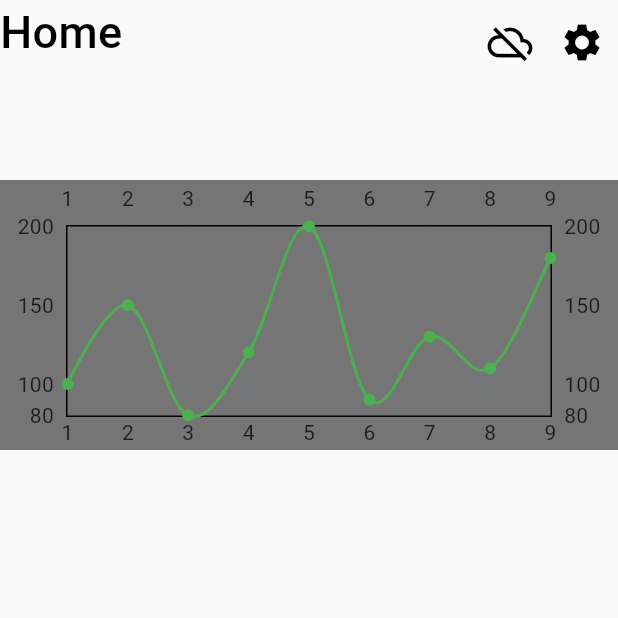
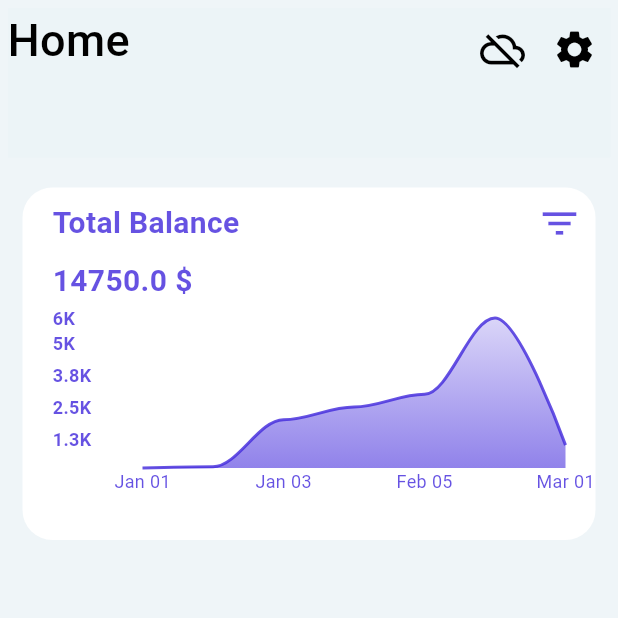
Before and after one commit to Khaled280-313/cash_flow, a Flutter app: the Home screen opened directly, on a phone screen of 412 x 824 dp, the top half of it. Run offline on Flutter 3.47's test engine with Material 3 defaults, Android fonts, the phone set to English and light mode, and no system bars; drawn by our look-alikes of fl_chart; our stand-ins replace dio, flutter_bloc, get_it, go_router, persistent_bottom_nav_bar, shared_preferences and 1 more; missing offline and left inert: data_connection_checker_tv; accounts and stored records are empty; Roboto replaces fonts that are missing (Montserrat).

Commit message:
Enhance UI and functionality: update color palette, add new strings, implement custom charts, and refactor components for better structure and readability.

```diff
--- /dev/null
+++ b/lib/core/function/format_amount.dart
@@ -0,0 +1,11 @@
+String formatAmount(double amount) {
+  if (amount >= 1000000) {
+    double result = amount / 1000000;
+    return '${result.toStringAsFixed(result.truncateToDouble() == result ? 0 : 1)}M';
+  } else if (amount >= 1000) {
+    double result = amount / 1000;
+    return '${result.toStringAsFixed(result.truncateToDouble() == result ? 0 : 1)}K';
+  } else {
+    return "${amount.toStringAsFixed(0)}\$";
+  }
+}
--- /dev/null
+++ b/lib/core/function/get_date_title.dart
@@ -0,0 +1,20 @@
+import 'package:flutter/material.dart';
+import 'package:intl/intl.dart';
+
+import '../../features/home/data/repositories/data.dart';
+import '../utils/app_color.dart';
+
+Widget getDateTitle(int index) {
+  if (index >= dailyExpenses.length) return Text('');
+  final date = dailyExpenses[index].date;
+
+  // استخدم DateFormat من حزمة intl
+  final formattedDate = DateFormat('MMM dd').format(date); // 17 Mar
+  // أو:
+  // final formattedDate = DateFormat('MMM dd').format(date); // Mar 17
+
+  return Text(
+    formattedDate,
+    style: TextStyle(fontSize: 12, color: AppColor.primary),
+  );
+}
--- a/lib/core/utils/app_color.dart
+++ b/lib/core/utils/app_color.dart
@@ -3,7 +3,7 @@ import 'package:flutter/material.dart';
 abstract class AppColor {
   // Define your color palette here
   static const Color primary = Color(0xD0432BDC);
-  static const Color background = Color(0xE8FAFAFA);
+  static const Color background = Color.fromARGB(203, 235, 243, 246);
   static const Color textPrimary = Color(0xFF000000);
   static const Color textSecondary = Color(0xFF757575);
   static const Color error = Color(0xFFB00020);
--- a/lib/core/utils/app_strings.dart
+++ b/lib/core/utils/app_strings.dart
@@ -39,5 +39,11 @@ abstract class AppStrings {
       home = "Home",
       analytics = "Analytics",
       budgets = "Budgets",
-      transactions = "Transactions";
+      transactions = "Transactions",
+      totalBalance = "Total Balance",
+      totalBalanceFilter = "Total Balance Filter",
+      cash = " Cash",
+      bankAccount = "Bank Account",
+      done = " Done",
+      allAccounts = "All Accounts";
 }
--- a/lib/core/utils/app_text_style.dart
+++ b/lib/core/utils/app_text_style.dart
@@ -26,4 +26,10 @@ abstract class AppTextStyle {
     color: AppColor.textPrimary,
     fontFamily: 'Montserrat',
   );
+  static final montserratBoldStyle20 = TextStyle(
+    fontSize: 20,
+    fontWeight: FontWeight.bold,
+    color: AppColor.primary,
+    fontFamily: 'Montserrat',
+  );
 }
--- a/lib/features/auth/presentation/widgets/custom_form_sign_up.dart
+++ b/lib/features/auth/presentation/widgets/custom_form_sign_up.dart
@@ -1,5 +1,4 @@
 import 'package:cash_flow/core/function/custom_navigat.dart';
-import 'package:cash_flow/core/function/on_boarding_visited.dart';
 import 'package:cash_flow/core/utils/app_strings.dart';
 import 'package:cash_flow/features/auth/presentation/cubit/auth_cubit.dart';
 import 'package:cash_flow/features/auth/presentation/cubit/auth_state.dart';
--- a/lib/features/auth/presentation/widgets/custom_row_text.dart
+++ b/lib/features/auth/presentation/widgets/custom_row_text.dart
@@ -1,4 +1,3 @@
-import 'package:cash_flow/core/function/custom_navigat.dart';
 import 'package:cash_flow/core/utils/app_text_style.dart';
 import 'package:flutter/material.dart';
 
--- a/lib/features/home/data/repositories/data.dart
+++ b/lib/features/home/data/repositories/data.dart
@@ -6,13 +6,11 @@ class DailyExpense {
 }
 
 List<DailyExpense> dailyExpenses = [
-  DailyExpense(DateTime(2023, 10, 1), 100),
-  DailyExpense(DateTime(2023, 10, 2), 150),
-  DailyExpense(DateTime(2023, 10, 3), 80),
-  DailyExpense(DateTime(2023, 10, 4), 120),
-  DailyExpense(DateTime(2023, 10, 5), 200),
-  DailyExpense(DateTime(2023, 10, 6), 90),
-  DailyExpense(DateTime(2023, 10, 7), 130),
-  DailyExpense(DateTime(2023, 10, 8), 110),
-  DailyExpense(DateTime(2023, 10, 9), 180),
+  DailyExpense(DateTime(2024, 1, 1), 100.0),
+  DailyExpense(DateTime(2024, 1, 2), 150.0),
+  DailyExpense(DateTime(2024, 1, 3), 2000.0),
+  DailyExpense(DateTime(2024, 1, 4), 2500.0),
+  DailyExpense(DateTime(2024, 2, 5), 3000.0),
+  DailyExpense(DateTime(2024, 2, 14), 6000.0),
+  DailyExpense(DateTime(2024, 2, 30), 1000.0),
 ];
--- a/lib/features/home/presentation/pages/home.dart
+++ b/lib/features/home/presentation/pages/home.dart
@@ -3,22 +3,25 @@ import 'package:cash_flow/features/home/data/repositories/data.dart';
 import 'package:fl_chart/fl_chart.dart';
 import 'package:flutter/material.dart';
 
+import '../widgets/custom_chart.dart';
 import '../widgets/sliver_app_bar_home.dart';
 
 class Home extends StatelessWidget {
-  const Home({super.key});
+  late GlobalKey<ScaffoldState> scaffoldKey;
+  Home({super.key});
 
   @override
   Widget build(BuildContext context) {
     return Scaffold(
-      backgroundColor: AppColor.background,
-      body: SafeArea(
+      backgroundColor: const Color.fromARGB(203, 235, 243, 246),
+      body: Padding(
+        padding: const EdgeInsets.only(top: 5, left: 5, right: 5),
         child: CustomScrollView(
           physics: BouncingScrollPhysics(),
           slivers: [
             SliverAppBarHome(),
             SliverToBoxAdapter(child: SizedBox(height: 20)),
-            CustomLineChart()
+            CustomChart()
           ],
         ),
       ),
--- /dev/null
+++ b/lib/features/home/presentation/widgets/custom_line_chart.dart
@@ -0,0 +1,165 @@
+import 'package:fl_chart/fl_chart.dart';
+import 'package:flutter/material.dart';
+import 'package:intl/intl.dart';
+import '../../../../core/function/format_amount.dart';
+import '../../../../core/function/get_date_title.dart';
+import '../../../../core/utils/app_color.dart';
+import '../../data/repositories/data.dart';
+
+class CustomLineChart extends StatefulWidget {
+  const CustomLineChart({
+    super.key,
+  });
+
+  @override
+  State<CustomLineChart> createState() => _CustomLineChartState();
+}
+
+class _CustomLineChartState extends State<CustomLineChart> {
+  late List<double> amounts;
+  late List<double> top5;
+  late double interval;
+  late double minValue;
+  late double maxValue;
+  void _initializeChartData() {
+// 1. استخراج القيم وحذف التكرارات
+    amounts = dailyExpenses.map((e) => e.amount).toList().toSet().toList();
+
+    // 2. ترتيب تنازلي واختيار أكبر 5 قيم
+    amounts.sort((a, b) => b.compareTo(a));
+    top5 = amounts.length >= 5 ? amounts.sublist(0, 5) : amounts;
+    top5.sort(); // ترتيب تصاعدي للعرض
+
+    // 3. حساب المدى الكلي للقيم المختارة
+    minValue = top5.isNotEmpty ? top5.first : 0;
+    maxValue = top5.isNotEmpty ? top5.last : 0;
+
+    // 4. حساب الفاصل الثابت بناءً على المدى الكلي
+    if (minValue == maxValue) maxValue += 100; // تجنب القسمة على صفر
+    interval = (maxValue - minValue) / 4;
+  }
+
+  bool _isValueInRange(double value, double epsilon) {
+    // 6. التحقق من وجود القيمة في المدى المطلوب
+    return value >= (minValue - epsilon) && value <= (maxValue + epsilon);
+  }
+
+  @override
+  void initState() {
+    super.initState();
+    _initializeChartData();
+  }
+
+  @override
+  Widget build(BuildContext context) {
+    return Container(
+      height: 120,
+      width: double.infinity,
+      color: AppColor.white,
+      margin: EdgeInsets.symmetric(horizontal: 20),
+      child: LineChart(
+        duration: Duration(milliseconds: 300),
+        curve: Curves.linear,
+        LineChartData(
+            titlesData: FlTitlesData(
+                topTitles: AxisTitles(),
+                rightTitles: AxisTitles(drawBelowEverything: false),
+                leftTitles: AxisTitles(
+                  sideTitles: SideTitles(
+                      showTitles: true,
+                      reservedSize: 60, // زيادة المساحة
+                      interval: interval,
+                      getTitlesWidget: (value, meta) {
+                        final epsilon = interval * 0.01;
+                        final exists = _isValueInRange(value, epsilon);
+                        return exists
+                            ? Padding(
+                                padding: const EdgeInsets.only(
+                                  right: 8.0,
+                                ),
+                                child: Text(
+                                  formatAmount(value),
+                                  style: TextStyle(
+                                    color: AppColor.primary,
+                                    fontSize: 12,
+                                    fontWeight: FontWeight.bold,
+                                  ),
+                                ))
+                            : SizedBox.shrink();
+                      }),
+                ),
+                bottomTitles: AxisTitles(
+                  sideTitles: SideTitles(
+                    showTitles: true,
+                    interval: 2,
+                    reservedSize: 20,
+                    getTitlesWidget: (value, _) => getDateTitle(value.toInt()),
+                  ),
+                )),
+            lineTouchData: LineTouchData(
+              enabled: true,
+              touchTooltipData: LineTouchTooltipData(
+                fitInsideHorizontally: true,
+                fitInsideVertically: true,
+                tooltipRoundedRadius: 10,
+                getTooltipItems: (List<LineBarSpot> touchedSpots) {
+                  return touchedSpots.map((spot) {
+                    return LineTooltipItem(
+                      "${spot.x.toInt()} : ${formatAmount(spot.y)}",
+                      TextStyle(
+                        color: AppColor.white,
+                        fontSize: 12,
+                        fontWeight: FontWeight.bold,
+                      ),
+                    );
+                  }).toList();
+                },
+              ),
+            ),
+            gridData: FlGridData(show: false),
+            borderData: FlBorderData(
+              show: true,
+              border: Border(),
+            ),
+            backgroundColor: AppColor.white,
+            lineBarsData: [
+              LineChartBarData(
+                isStrokeCapRound: false,
+                isStrokeJoinRound: false,
+                isStepLineChart: false,
+                preventCurveOverShooting: true,
+                belowBarData: BarAreaData(
+                  show: true,
+                  color: AppColor.primary.withAlpha(150),
+                  gradient: LinearGradient(
+                    colors: [
+                      AppColor.primary.withAlpha(150),
+                      AppColor.primary.withAlpha(50)
+                    ],
+                    begin: Alignment.bottomCenter,
+                    end: Alignment.topCenter,
+                  ),
+                ),
+
+                spots: _convertToSpots(),
+                isCurved: true,
+                color: AppColor.primary,
+                dotData: FlDotData(show: false),
+
+                // إظهار النقاط
+              )
+            ]),
+      ),
+    );
+  }
+}
+
+List<FlSpot> _convertToSpots() {
+  return dailyExpenses
+      .asMap()
+      .entries
+      .map(
+        (entry) => FlSpot(entry.key.toDouble(), entry.value.amount),
+      )
+      .toList();
+}
--- /dev/null
+++ b/lib/features/home/presentation/widgets/custom_title_chart.dart
@@ -0,0 +1,24 @@
+import 'package:flutter/material.dart';
+import '../../../../core/utils/app_strings.dart';
+import '../../../../core/utils/app_text_style.dart';
+import 'custom_button_bottom_sheet.dart';
+
+class CustomTitleChart extends StatelessWidget {
+  const CustomTitleChart({
+    super.key,
+  });
+
+  @override
+  Widget build(BuildContext context) {
+    return Row(mainAxisAlignment: MainAxisAlignment.spaceBetween, children: [
+      Padding(
+        padding: const EdgeInsets.only(
+          left: 20,
+        ),
+        child: Text(AppStrings.totalBalance,
+            style: AppTextStyle.montserratBoldStyle20),
+      ),
+      CustomButtonBottomSheet()
+    ]);
+  }
+}
--- a/lib/features/home/presentation/widgets/sliver_app_bar_home.dart
+++ b/lib/features/home/presentation/widgets/sliver_app_bar_home.dart
@@ -12,7 +12,7 @@ class SliverAppBarHome extends StatelessWidget {
   @override
   Widget build(BuildContext context) {
     return SliverAppBar(
-      backgroundColor: AppColor.background,
+      backgroundColor: const Color.fromARGB(203, 235, 243, 246),
       expandedHeight: 100.0,
       leadingWidth: 100,
       leading: Text(
--- a/lib/features/splash_view/pages/splash_view.dart
+++ b/lib/features/splash_view/pages/splash_view.dart
@@ -1,6 +1,7 @@
 import 'package:cash_flow/core/database/cache/cache_helper.dart';
 import 'package:cash_flow/core/function/custom_navigat.dart';
 import 'package:cash_flow/core/services/servic_locator.dart';
+import 'package:cash_flow/core/utils/app_color.dart';
 import 'package:cash_flow/core/utils/app_text_style.dart';
 import 'package:cash_flow/core/utils/app_strings.dart';
 import 'package:flutter/material.dart';
@@ -32,6 +33,7 @@ class _SplashViewState extends State<SplashView> {
   @override
   Widget build(BuildContext context) {
     return Scaffold(
+      backgroundColor: AppColor.background,
       body: Center(
         child: Text(
           AppStrings.appName,
--- a/lib/main.dart
+++ b/lib/main.dart
@@ -4,8 +4,6 @@ import 'package:cash_flow/core/services/servic_locator.dart';
 import 'package:flutter/material.dart';
 
 void main() async {
-  //abdullah was here hahahaha.\
-  //abdullah was here hahahaha again.
   // هنا نستخدم WidgetsFlutterBinding.ensureInitialized() للتأكد من أن كل شيء جاهز قبل بدء التطبيق
   WidgetsFlutterBinding.ensureInitialized();
   // Initialize the service locator and cache helper
--- a/pubspec.yaml
+++ b/pubspec.yaml
@@ -46,7 +46,8 @@ dependencies:
   data_connection_checker_tv: ^0.3.5-nullsafety
   path_provider: ^2.1.5
   persistent_bottom_nav_bar: ^6.2.1
-  fl_chart: ^0.71.0
+  fl_chart: ^0.70.0
+  intl: ^0.20.2
 
 dev_dependencies:
   flutter_test:
```
Also changed, not shown: lib/features/home/presentation/widgets/custom_button_bottom_sheet.dart (added, +133 -0 lines), lib/features/home/presentation/widgets/custom_chart.dart (added, +39 -0 lines), pubspec.lock.
